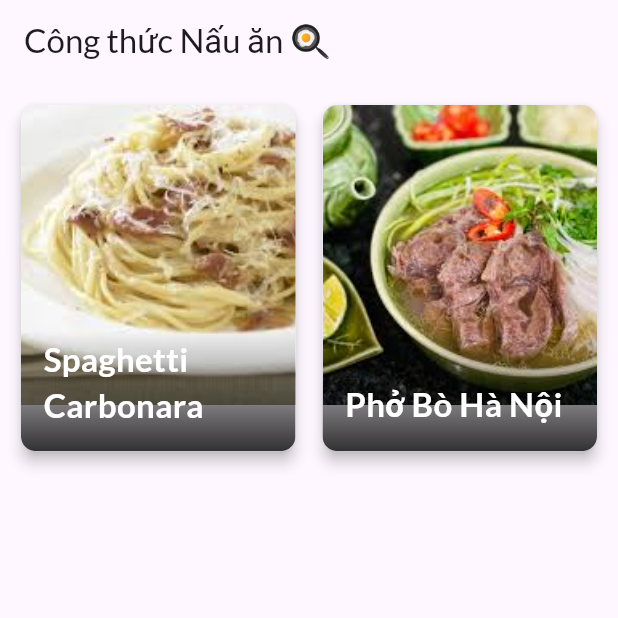
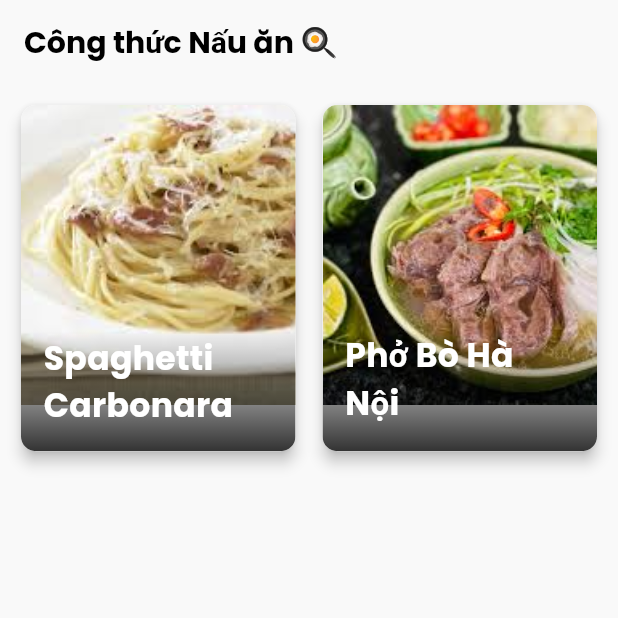
Before and after one commit to NguyenTuanAnh-Hara/2025_LTTBDD_N02_Nhom_10, a Flutter app: the screen it shows after launch, on a phone screen of 412 x 824 dp, the top half of it. Run offline on Flutter 3.47's test engine with Material 3 defaults, Android fonts, the phone set to English and light mode, and no system bars; our stand-ins replace google_fonts.

Commit message:
Style: Add consistent app theme and fonts

```diff
--- a/lTMOBILE/cooking_recipe_app/lib/main.dart
+++ b/lTMOBILE/cooking_recipe_app/lib/main.dart
@@ -1,8 +1,6 @@
-// lib/main.dart
 import 'package:flutter/material.dart';
-// ignore: depend_on_referenced_packages
-import 'package:google_fonts/google_fonts.dart'; // Import google_fonts
-import 'screens/home_screen.dart'; // Import màn hình chính của bạn
+    import 'screens/home_screen.dart';
+    import 'theme/app_theme.dart';
 
     void main() {
       runApp(const MyApp());
@@ -13,23 +11,11 @@ class MyApp extends StatelessWidget {
 
       @override
       Widget build(BuildContext context) {
-    // Định nghĩa 1 theme cơ sở
-    final baseTheme = ThemeData(
-      primarySwatch: Colors.indigo, // Bạn có thể đổi màu này
-      visualDensity: VisualDensity.adaptivePlatformDensity,
-    );
-
         return MaterialApp(
           title: 'Recipe App',
-      // Áp dụng font chữ Google cho toàn bộ app
-      // (Chúng ta sẽ cài google_fonts ở Giai đoạn 2,
-      // nhưng cứ để code ở đây, nó sẽ không lỗi)
-      theme: baseTheme.copyWith(
-        textTheme: GoogleFonts.latoTextTheme(baseTheme.textTheme),
-      ),
-      // Đặt HomeScreen làm màn hình chính
+          theme: AppTheme.lightTheme,
           home: const HomeScreen(),
-      debugShowCheckedModeBanner: false, // Tắt banner "DEBUG"
+          debugShowCheckedModeBanner: false,
         );
       }
     }
--- /dev/null
+++ b/lTMOBILE/cooking_recipe_app/lib/theme/app_theme.dart
@@ -0,0 +1,55 @@
+import 'package:flutter/material.dart';
+    import 'package:google_fonts/google_fonts.dart';
+
+    class AppTheme {
+      static const Color primaryColor = Color(0xFFF28944);
+      static const Color backgroundColor = Color(0xFFF9F9F9);
+      static const Color textColor = Color(0xFF333333);
+      static const Color subTextColor = Color(0xFF8A8A8A);
+
+      static ThemeData get lightTheme {
+        final baseTheme = ThemeData(
+          brightness: Brightness.light,
+          primaryColor: primaryColor,
+          scaffoldBackgroundColor: backgroundColor,
+          appBarTheme: const AppBarTheme(
+            backgroundColor: backgroundColor,
+            elevation: 0,
+            iconTheme: IconThemeData(color: textColor),
+          ),
+          colorScheme: const ColorScheme.light(
+            primary: primaryColor,
+            secondary: primaryColor,
+            background: backgroundColor,
+          ),
+        );
+
+        return baseTheme.copyWith(
+          textTheme: GoogleFonts.poppinsTextTheme(baseTheme.textTheme).copyWith(
+            displayLarge: GoogleFonts.poppins(
+              fontSize: 24,
+              fontWeight: FontWeight.bold,
+              color: textColor,
+            ),
+            titleLarge: GoogleFonts.poppins(
+              fontSize: 20,
+              fontWeight: FontWeight.bold,
+              color: textColor,
+            ),
+            titleMedium: GoogleFonts.poppins(
+              fontSize: 16,
+              fontWeight: FontWeight.w600,
+              color: textColor,
+            ),
+            bodyMedium: GoogleFonts.poppins(
+              fontSize: 14,
+              color: textColor,
+            ),
+            bodySmall: GoogleFonts.poppins(
+              fontSize: 12,
+              color: subTextColor,
+            ),
+          ),
+        );
+      }
+    }
--- a/lTMOBILE/cooking_recipe_app/pubspec.yaml
+++ b/lTMOBILE/cooking_recipe_app/pubspec.yaml
@@ -35,6 +35,7 @@ dependencies:
   # Use with the CupertinoIcons class for iOS style icons.
   cupertino_icons: ^1.0.8
   google_fonts: ^6.3.2
+  cached_network_image: ^3.4.1
 
 dev_dependencies:
   flutter_test:
```
Also changed, not shown: lTMOBILE/cooking_recipe_app/pubspec.lock, 1 other file. Lines whose indentation alone changed are shown as unchanged.
